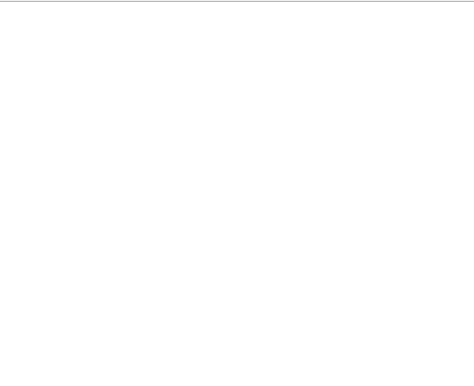
The window that main.ui (kuzminroman0302-afk/four) describes before a commit, drawn with Qt 5.
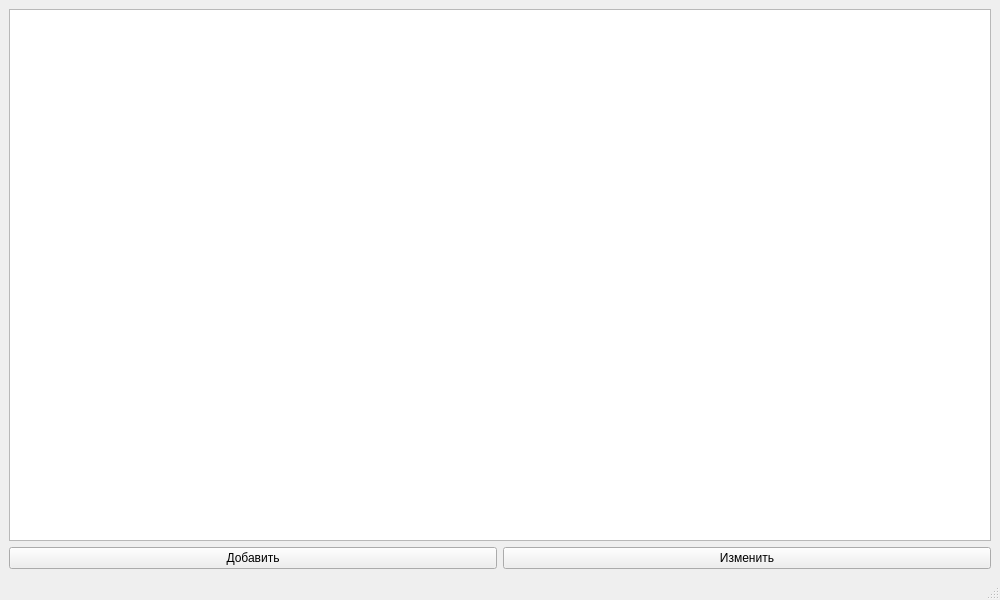
The same window after the commit.

Diff of the .ui file:
```diff
--- a/main.ui
+++ b/main.ui
@@ -1,28 +1,45 @@
 <?xml version="1.0" encoding="UTF-8"?>
 <ui version="4.0">
- <class>Form</class>
- <widget class="QWidget" name="Form">
+ <class>MainWindow</class>
+ <widget class="QMainWindow" name="MainWindow">
   <property name="geometry">
    <rect>
     <x>0</x>
     <y>0</y>
-    <width>474</width>
-    <height>386</height>
+    <width>1000</width>
+    <height>600</height>
    </rect>
   </property>
   <property name="windowTitle">
    <string>Form</string>
   </property>
-  <widget class="QTextBrowser" name="textBrowser">
-   <property name="geometry">
-    <rect>
-     <x>-5</x>
-     <y>1</y>
-     <width>481</width>
-     <height>391</height>
-    </rect>
-   </property>
+  <widget class="QWidget" name="centralwidget">
+   <layout class="QVBoxLayout" name="verticalLayout">
+    <item>
+     <widget class="QTableWidget" name="table"/>
+    </item>
+    <item>
+     <layout class="QHBoxLayout" name="horizontalLayout">
+      <item>
+       <widget class="QPushButton" name="addButton">
+        <property name="text">
+         <string>Добавить</string>
+        </property>
+       </widget>
+      </item>
+      <item>
+       <widget class="QPushButton" name="editButton">
+        <property name="text">
+         <string>Изменить</string>
+        </property>
+       </widget>
+      </item>
+     </layout>
+    </item>
+   </layout>
   </widget>
+  <widget class="QMenuBar" name="menubar"/>
+  <widget class="QStatusBar" name="statusbar"/>
  </widget>
  <resources/>
  <connections/>
```
Left out of the diff: 3 changed lines with no effect on the pictures.
